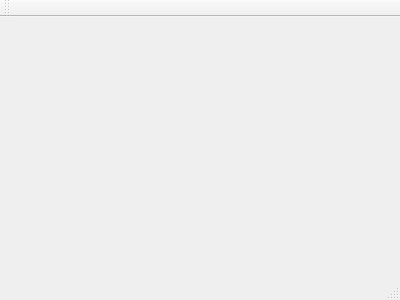
Old version of the form ProgrammableCamera/programmablecamera.ui in the repository XintingXu/ProgrammableCamera.
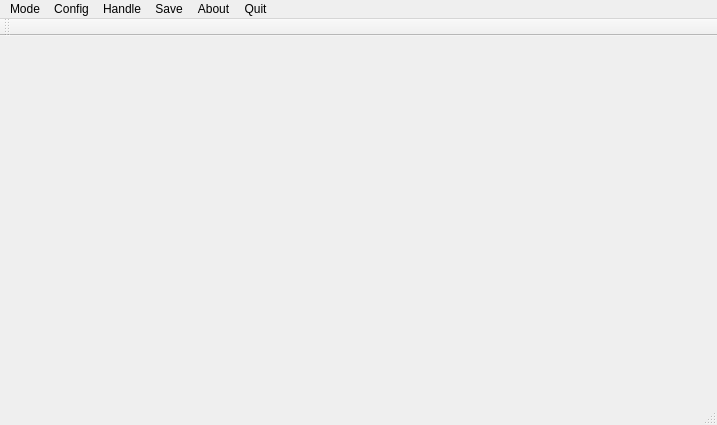
New version of the form.

Commit message: Add menu bar info

```diff
--- a/ProgrammableCamera/programmablecamera.ui
+++ b/ProgrammableCamera/programmablecamera.ui
@@ -6,8 +6,8 @@
    <rect>
     <x>0</x>
     <y>0</y>
-    <width>400</width>
-    <height>300</height>
+    <width>717</width>
+    <height>425</height>
    </rect>
   </property>
   <property name="windowTitle">
@@ -19,10 +19,64 @@
     <rect>
      <x>0</x>
      <y>0</y>
-     <width>400</width>
+     <width>717</width>
      <height>27</height>
     </rect>
    </property>
+   <widget class="QMenu" name="menuMode">
+    <property name="title">
+     <string>Mode</string>
+    </property>
+    <addaction name="actionHand"/>
+    <addaction name="actionImport"/>
+    <addaction name="actionHDR"/>
+    <addaction name="actionAll"/>
+    <addaction name="actionSingle"/>
+   </widget>
+   <widget class="QMenu" name="menuConfig">
+    <property name="title">
+     <string>Config</string>
+    </property>
+    <addaction name="actionCameras"/>
+    <addaction name="actionResolution"/>
+    <addaction name="actionExposure"/>
+    <addaction name="actionBrightness"/>
+    <addaction name="actionContrast"/>
+    <addaction name="actionGamma"/>
+   </widget>
+   <widget class="QMenu" name="menuHandle">
+    <property name="title">
+     <string>Handle</string>
+    </property>
+    <addaction name="actionImport_2"/>
+    <addaction name="actionNo"/>
+   </widget>
+   <widget class="QMenu" name="menuSave">
+    <property name="title">
+     <string>Save</string>
+    </property>
+    <addaction name="actionSave_All"/>
+    <addaction name="actionSave_Result"/>
+   </widget>
+   <widget class="QMenu" name="menuAbout">
+    <property name="title">
+     <string>About</string>
+    </property>
+    <addaction name="actionAbout_Project"/>
+    <addaction name="actionAbout_Author"/>
+   </widget>
+   <widget class="QMenu" name="menuQuit">
+    <property name="title">
+     <string>Quit</string>
+    </property>
+    <addaction name="actionQuit"/>
+   </widget>
+   <addaction name="menuMode"/>
+   <addaction name="menuConfig"/>
+   <addaction name="menuHandle"/>
+   <addaction name="menuSave"/>
+   <addaction name="menuAbout"/>
+   <addaction name="menuQuit"/>
   </widget>
   <widget class="QToolBar" name="mainToolBar">
    <attribute name="toolBarArea">
```
Left out of the diff: 90 changed lines with no effect on the pictures. The commit also changes 2 other files.
